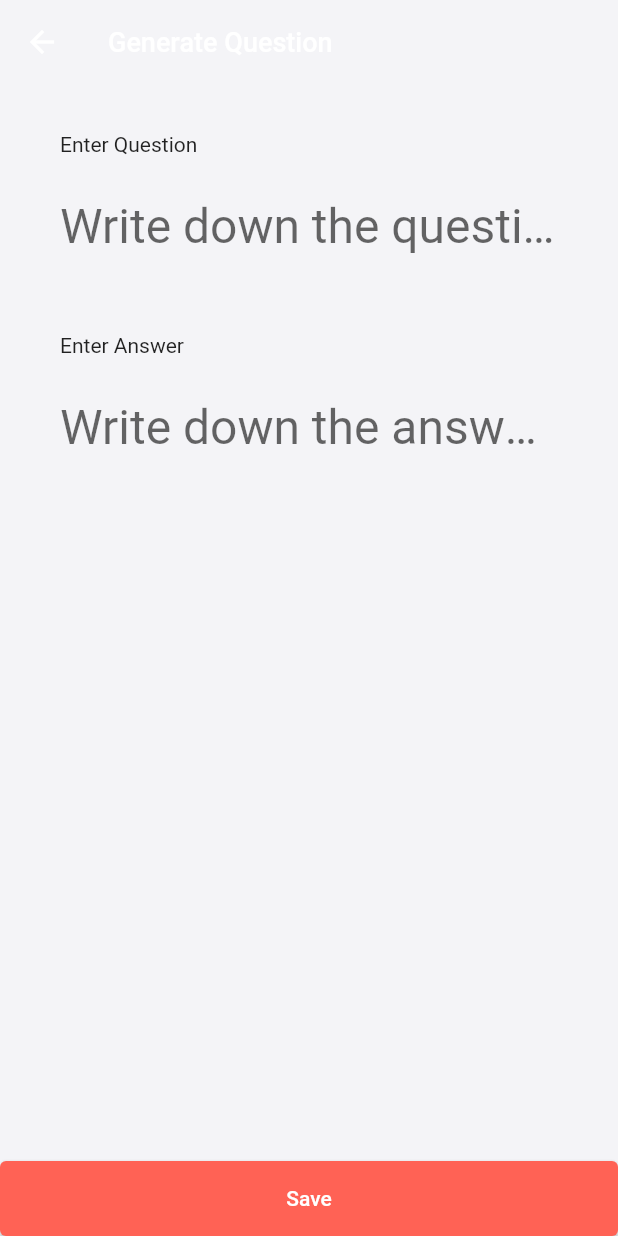
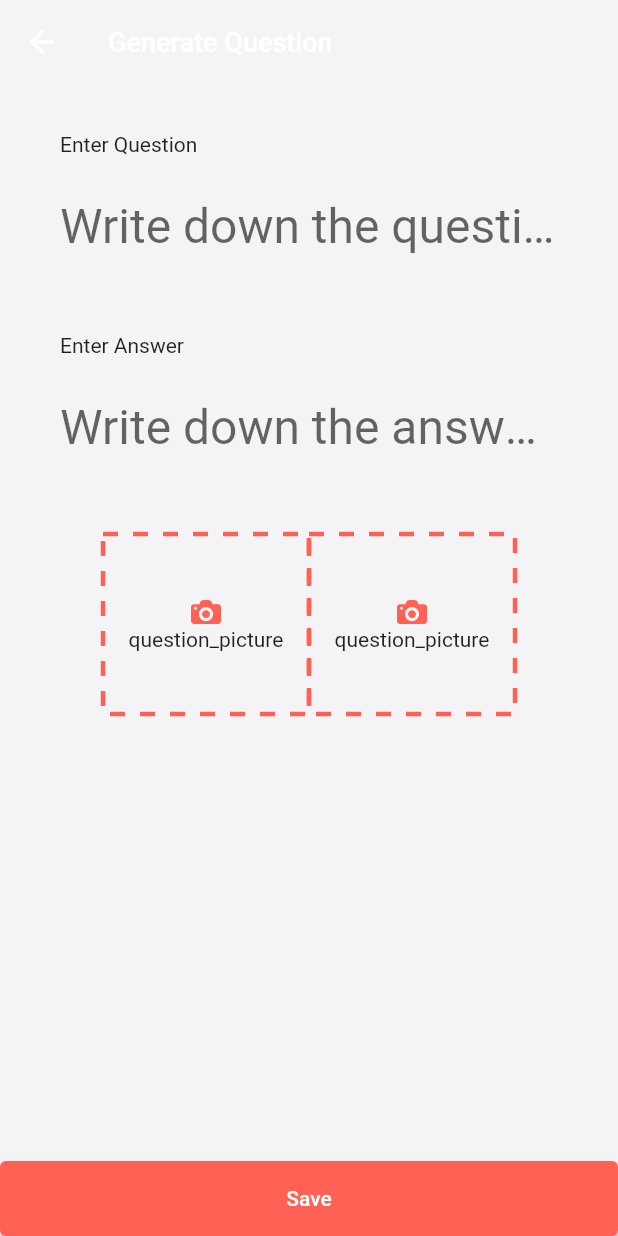
Before and after one commit to devourer3/tome, a Flutter app: the Input screen opened by its route, on a phone screen of 412 x 824 dp. Run offline on Flutter 3.47's test engine with Material 2 defaults, Android fonts, the light colour scheme and no system bars; drawn by our look-alikes of dotted_border; our stand-ins replace bloc, easy_localization, equatable, firebase_core, flutter_bloc, flutter_easyloading and 4 more; accounts and stored records are empty; generated files the repository leaves out were written again.

Commit message:
카메라 버튼 추가

```diff
--- a/assets/translations/en.json
+++ b/assets/translations/en.json
@@ -29,5 +29,6 @@
   "question_hint": "Write down the question!",
   "answer_title": "What is the answer to this question?",
   "answer_hint": "Write down the answer!",
-  "generate_question_title": "Generate Question"
+  "generate_question_title": "Generate Question",
+  "question_pic": "Question Picture"
 }
--- a/assets/translations/ko.json
+++ b/assets/translations/ko.json
@@ -29,5 +29,6 @@
   "question_hint": "질문을 적어 주세요!",
   "answer_title": "이 질문의 정답은?",
   "answer_hint": "답을 적어 주세요!",
-  "generate_question_title": "문제 생성"
+  "generate_question_title": "문제 생성",
+  "question_pic": "문제 사진"
 }
--- /dev/null
+++ b/lib/ui/base/border_container/border_container.dart
@@ -0,0 +1,48 @@
+import 'package:dotted_border/dotted_border.dart';
+import 'package:flutter/cupertino.dart';
+import 'package:flutter/material.dart';
+import 'package:flutter_svg/flutter_svg.dart';
+import 'package:tome/ui/constants/colors.dart';
+import 'package:tome/ui/utils/theme_util.dart';
+
+class BorderContainer extends StatelessWidget {
+  final Function() clickListener;
+  final SvgPicture icon;
+  final double? height;
+  final double? width;
+  final String? title;
+
+  const BorderContainer({required this.icon, required this.clickListener, this.title, this.width, this.height});
+
+  @override
+  Widget build(BuildContext context) {
+    return Container(
+        width: width,
+        height: height,
+        alignment: Alignment.center,
+        child: DottedBorder(
+          strokeWidth: 3,
+          color: ThemeColor(context: context, name: ColorName.active),
+          radius: const Radius.circular(10),
+          dashPattern: const [10, 10],
+          strokeCap: StrokeCap.butt,
+          borderType: BorderType.Rect,
+          child: InkWell(
+            child: SizedBox(
+                width: width,
+                height: height,
+                child: Column(
+                  crossAxisAlignment: CrossAxisAlignment.center,
+                  mainAxisAlignment: MainAxisAlignment.center,
+                  children: [
+                    icon,
+                    if (title != null) ...[
+                      Text(title ?? '')
+                    ],
+                  ],
+                )),
+            onTap: () => clickListener, // 추가 버튼
+          ),
+        ));
+  }
+}
--- a/lib/ui/input/view/input.dart
+++ b/lib/ui/input/view/input.dart
@@ -3,6 +3,7 @@ import 'package:flutter/material.dart';
 import 'package:flutter_bloc/flutter_bloc.dart';
 import 'package:tome/data/db/model/memory.dart';
 import 'package:tome/ui/Intro/bloc/intro_memo_bloc.dart';
+import 'package:tome/ui/base/border_container/border_container.dart';
 import 'package:tome/ui/base/custom_dialog/custom_dialog.dart';
 import 'package:tome/ui/base/elavated_button/elevated_button.dart';
 import 'package:tome/ui/base/space/space.dart';
@@ -10,6 +11,7 @@ import 'package:tome/ui/base/textField/textField.dart';
 import 'package:tome/ui/constants/colors.dart';
 import 'package:tome/ui/constants/routes.dart';
 import 'package:tome/ui/utils/theme_util.dart';
+import 'package:tome/ui/utils/ui_util.dart';
 
 import '../../Intro/bloc/intro_memo_event.dart';
 
@@ -22,9 +24,9 @@ class _InputState extends State<Input> {
   final FocusNode focus = FocusNode();
   String question = "";
   String answer = "";
-
   @override
   Widget build(BuildContext context) {
+    final double deviceWidth = MediaQuery.of(context).size.width;
     return Scaffold(
         appBar: AppBar(
           title: FittedBox(fit: BoxFit.none, child: Text(tr('generate_question_title'), style: const TextStyle(fontSize: 18))),
@@ -57,10 +59,7 @@ class _InputState extends State<Input> {
           Expanded(
             child: SingleChildScrollView(
                 padding: EdgeInsets.symmetric(horizontal: 40),
-                child: Column(
-                  mainAxisAlignment: MainAxisAlignment.center,
-                  crossAxisAlignment: CrossAxisAlignment.start,
-                  children: [
+                child: Column(mainAxisAlignment: MainAxisAlignment.center, crossAxisAlignment: CrossAxisAlignment.start, children: [
                   const Space(height: 32),
                   Text(tr('enter_question')),
                   const Space(height: 16),
@@ -94,8 +93,25 @@ class _InputState extends State<Input> {
                     },
                     onEditingComplete: (text) => {},
                   ),
+                  const Space(height: 40),
+                  Row(
+                    mainAxisAlignment: MainAxisAlignment.center,
+                    children: [
+                      BorderContainer(
+                          height: 120,
+                          width: deviceWidth / 3,
+                          icon: UiUtil.getSvgFromPath(filename: 'camera.svg', width: 20, height: 20, color: ThemeColor(context: context, name: ColorName.active), alignment: Alignment.center),
+                          title: tr('question_picture'),
+                          clickListener: () => {print('whoo!!')}),
+                      BorderContainer(
+                          height: 120,
+                          width: deviceWidth / 3,
+                          icon: UiUtil.getSvgFromPath(filename: 'camera.svg', width: 20, height: 20, color: ThemeColor(context: context, name: ColorName.active), alignment: Alignment.center),
+                          title: tr('question_picture'),
+                          clickListener: () => {print('whoo!!')})
                     ],
-                )),
+                  )
+                ])),
           ),
           ElevatedButtonView(
             btnTitle: tr('save'),
--- a/lib/ui/utils/ui_util.dart
+++ b/lib/ui/utils/ui_util.dart
@@ -18,8 +18,8 @@ class UiUtil {
     EasyLoading.dismiss(animation: false);
   }
 
-  static SvgPicture getSvgFromPath({required String path, required double width, required double height, required Color color, required Alignment alignment}) {
-    return SvgPicture.asset('assets/icon/$path', width: width, height: height, color: color, alignment: alignment);
+  static SvgPicture getSvgFromPath({required String filename, required double width, required double height, required Color color, required Alignment alignment}) {
+    return SvgPicture.asset('assets/svg/$filename', width: width, height: height, color: color, alignment: alignment);
   }
 
   static Image getPictureFromPath({required String name, double? width, double? height}) {
--- a/pubspec.yaml
+++ b/pubspec.yaml
@@ -58,7 +58,7 @@ dependencies:
   carousel_slider: ^4.1.1
   logger: ^1.1.0
   flutter_easyloading: ^3.0.5
-
+  dotted_border: ^2.0.0+3
 
 dev_dependencies:
   flutter_test:
@@ -85,7 +85,7 @@ flutter:
   # To add assets to your application, add an assets section, like this:
   assets:
     - assets/translations/
-
+    - assets/svg/
   # An image asset can refer to one or more resolution-specific "variants", see
   # https://flutter.dev/assets-and-images/#resolution-aware
 
```
Also changed, not shown: assets/svg/camera.svg (added), pubspec.lock. Lines whose indentation alone changed are shown as unchanged.
